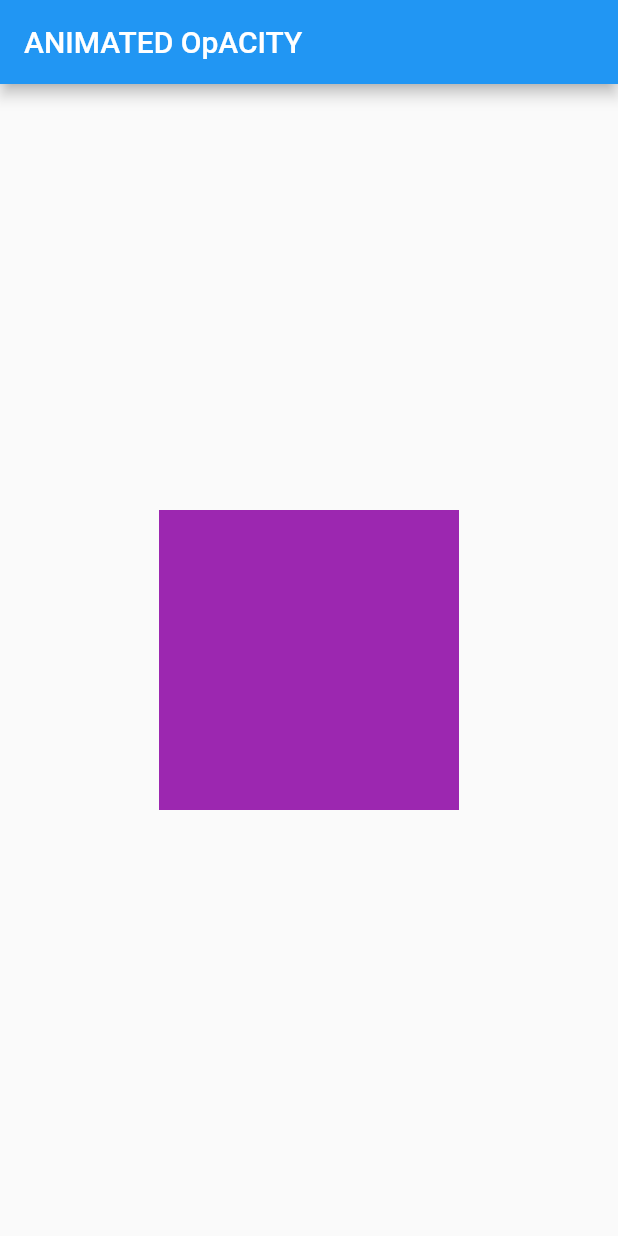
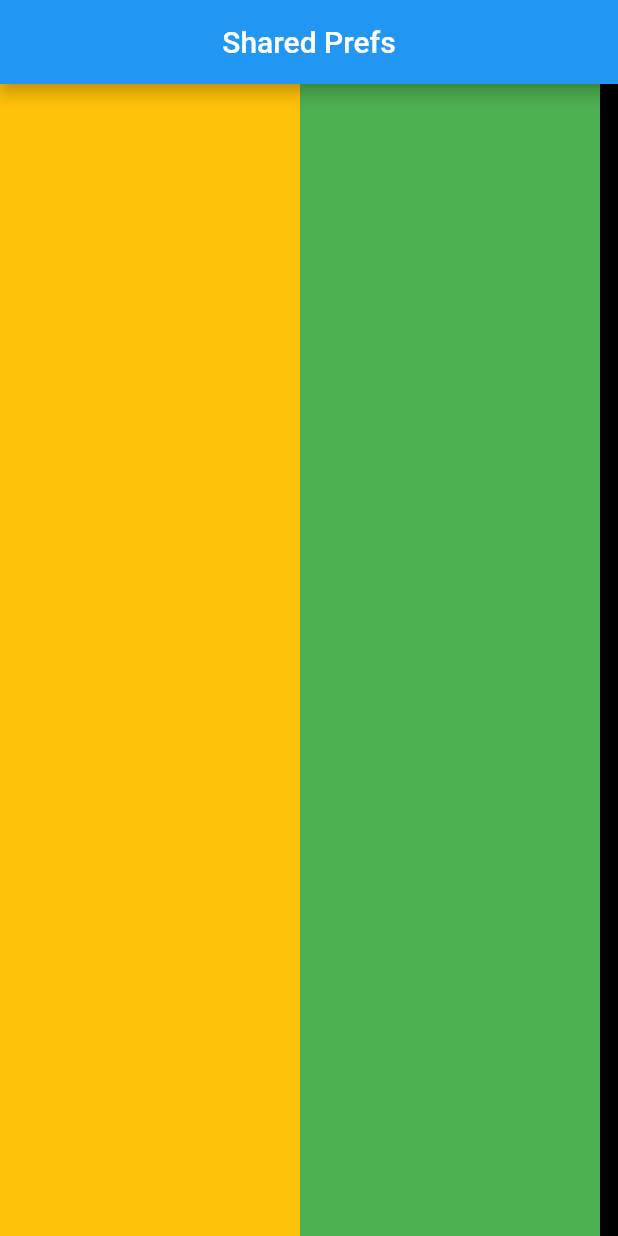
Before and after one commit to ankitRrathi/project1, a Flutter app: the screen it shows after launch, on a phone screen of 412 x 824 dp. Run offline on Flutter 3.47's test engine with Material 2 defaults, Android fonts, the phone set to English and light mode, and no system bars.

```diff
--- a/lib/main.dart
+++ b/lib/main.dart
@@ -1,11 +1,6 @@
 
 import 'package:flutter/material.dart';
 import 'package:project1/pages/homepage.dart';
-// import 'package:project1/widgets/rounded_btn.dart';
-// import 'package:project1/spash_screen.dart';
-// // import 'package:project1/spash_screen.dart';
-// import 'package:project1/widgets/rounded_btn.dart';
-
 void main()
 {
   runApp( const  MaterialApp(
@@ -21,7 +16,7 @@ class MyApp extends StatelessWidget {
   Widget build(BuildContext context) {
 
 
-  return const Scaffold(
+  return  Scaffold(
     body: Homepage(),
 
   );
--- a/lib/pages/homepage.dart
+++ b/lib/pages/homepage.dart
@@ -1,51 +1,75 @@
 import 'package:flutter/material.dart';
-
-class Homepage extends StatefulWidget {
+class Homepage extends StatelessWidget {
   const Homepage({Key? key}) : super(key: key);
-
-  @override
-  State<Homepage> createState() => _HomepageState();
-}
-
-class _HomepageState extends State<Homepage> with SingleTickerProviderStateMixin {
- late Animation<double> animation;
- late AnimationController animationController;
- late Animation coloranimation;
- @override
-  void initState() {
-
-
-    super.initState();
-     animationController =  AnimationController(vsync: this,duration:const Duration(seconds: 3));
-    animation = Tween<double>(begin: 0.0, end: 200.0).animate(animationController);
-    coloranimation= ColorTween(begin: Colors.amber,end : Colors.purple).animate(animationController);
-
-
-    animationController.addListener(() {setState(() {
-
-    });
-    });
-    animationController.forward();
-  }
-
-
   @override
   Widget build(BuildContext context) {
     return Scaffold(
       appBar: AppBar(
-        title: const Text("ANIMATED OpACITY"),
-        backgroundColor: Colors.blue,
-        foregroundColor: Colors.white,
+        title:const  Text('Shared Prefs'),
+        shadowColor: Colors.black87,
+        centerTitle: true
+
+
       ),
-      body : Center(
-        child: Container(
-          width: animation.value,
-          height:  animation.value,
-          color: coloranimation.value,
+      body : ListView(
+        scrollDirection: Axis.horizontal,
+        children: [
+          Container(
+            width : 200,
+            height: 200,
+            color: Colors.amber,
+         ),
+           Container(
+            width : 200,
+            height: 200,
+            color: Colors.green,
+         ),  Container(
+            width : 200,
+            height: 200,
+            color: Colors.black,
+         ),  Container(
+            width : 200,
+            height: 200,
+            color: Colors.black,
+         ),  Container(
+            width : 200,
+            height: 200,
+            color: Colors.red,
+         ),  Container(
+            width : 200,
+            height: 200,
+            color: Colors.purple,
+         ),  Container(
+            width : 200,
+            height: 200,
+            color: Colors.grey,
+         ),  Container(
+            width : 200,
+            height: 200,
+            color: Colors.pink,
+         ),  Container(
+            width : 200,
+            height: 200,
+            color: Colors.blue,
+         ),  Container(
+            width : 200,
+            height: 200,
+            color: Colors.green,
+         ),  Container(
+            width : 200,
+            height: 200,
+            color: Colors.red,
+         ),  Container(
+            width : 200,
+            height: 200,
+            color: Colors.black,
+         ),
+        ],
+      )
 
-        ),
-      ),
 
     );
+
+
   }
 }
--- a/pubspec.yaml
+++ b/pubspec.yaml
@@ -36,6 +36,8 @@ dependencies:
   # Use with the CupertinoIcons class for iOS style icons.
   cupertino_icons: ^1.0.2
   font_awesome_flutter: '>= 4.7.0'
+  #Sharepreference ->
+  shared_preferences: ^2.2.0
 
 dev_dependencies:
   flutter_test:
```
Also changed, not shown: lib/spash_screen.dart (+29 -9 lines), lib/widgets/rounded_btn.dart (+83 -20 lines), pubspec.lock, 1 other file.
